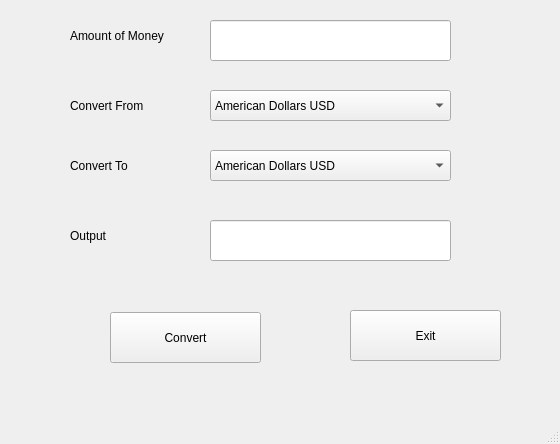
First picture: the form in uis/Ui_Base/currency.ui, repository JordanLeich/Ultimate-Calculator, before the edit.
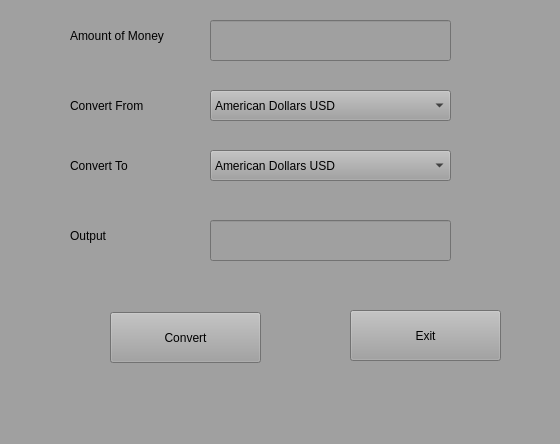
Second picture: the form after the edit.

What changed in the file:
```diff
--- a/uis/Ui_Base/currency.ui
+++ b/uis/Ui_Base/currency.ui
@@ -11,7 +11,10 @@
    </rect>
   </property>
   <property name="windowTitle">
-   <string>MainWindow</string>
+   <string>Currency Converter</string>
+  </property>
+  <property name="styleSheet">
+   <string notr="true">background-color: rgb(160, 160, 160);</string>
   </property>
   <widget class="QWidget" name="centralwidget">
    <widget class="QLineEdit" name="lineEdit">
@@ -94,6 +97,9 @@
       <height>31</height>
      </rect>
     </property>
+    <property name="currentText">
+     <string>Euro</string>
+    </property>
     <item>
      <property name="text">
       <string>American Dollars USD</string>
```
